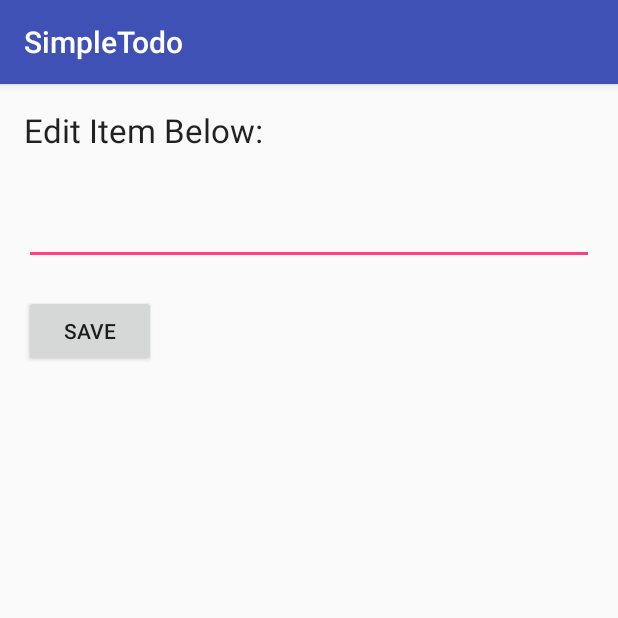
After one commit to leoliu1313/Mow, an Android app: the EditItemActivity screen opened directly, with no data from a screen before it, on a phone screen of 412 x 824 dp, the top half of it. The commit adds this screen. Run offline under Robolectric (Android 15) with nearby library versions, the phone set to English and light mode, and no system bars.

Commit message:
new activity for edit item

```diff
--- a/app/src/main/AndroidManifest.xml
+++ b/app/src/main/AndroidManifest.xml
@@ -1,22 +1,26 @@
 <?xml version="1.0" encoding="utf-8"?>
 <manifest xmlns:android="http://schemas.android.com/apk/res/android"
-    package="com.example.chinyao.simpletodo">
+    package="com.example.chinyao.simpletodo" >
 
     <application
         android:allowBackup="true"
         android:icon="@mipmap/ic_launcher"
         android:label="@string/app_name"
         android:supportsRtl="true"
-        android:theme="@style/AppTheme">
+        android:theme="@style/AppTheme" >
         <activity
             android:name=".MainActivity"
-            android:windowSoftInputMode="stateAlwaysHidden">
+            android:windowSoftInputMode="stateAlwaysHidden" >
             <intent-filter>
                 <action android:name="android.intent.action.MAIN" />
 
                 <category android:name="android.intent.category.LAUNCHER" />
             </intent-filter>
         </activity>
+        <activity
+            android:name=".EditItemActivity"
+            android:windowSoftInputMode="stateAlwaysVisible" >
+        </activity>
     </application>
 
 </manifest>
--- /dev/null
+++ b/app/src/main/java/com/example/chinyao/simpletodo/EditItemActivity.java
@@ -0,0 +1,22 @@
+package com.example.chinyao.simpletodo;
+
+import android.support.v7.app.AppCompatActivity;
+import android.os.Bundle;
+import android.widget.EditText;
+
+public class EditItemActivity extends AppCompatActivity {
+
+    EditText editText;
+
+    @Override
+    protected void onCreate(Bundle savedInstanceState) {
+        super.onCreate(savedInstanceState);
+        setContentView(R.layout.activity_edit_item);
+
+        int position = getIntent().getIntExtra("position", -1);
+        String content = getIntent().getStringExtra("content");
+
+        editText = (EditText) findViewById(R.id.editText);
+        editText.setText(content);
+    }
+}
--- a/app/src/main/java/com/example/chinyao/simpletodo/MainActivity.java
+++ b/app/src/main/java/com/example/chinyao/simpletodo/MainActivity.java
@@ -1,6 +1,7 @@
 package com.example.chinyao.simpletodo;
 
 import android.content.Context;
+import android.content.Intent;
 import android.os.Bundle;
 import android.support.v7.app.AppCompatActivity;
 import android.view.View;
@@ -9,6 +10,7 @@ import android.widget.AdapterView;
 import android.widget.ArrayAdapter;
 import android.widget.EditText;
 import android.widget.ListView;
+import android.widget.TextView;
 import android.widget.Toast;
 
 import org.apache.commons.io.FileUtils;
@@ -25,6 +27,8 @@ public class MainActivity extends AppCompatActivity {
 
     ArrayList<String> items;
     ArrayAdapter<String> itemsAdapter; // connect ArrayList and ListView
+
+    private final int REQUEST_CODE = 5566;
 
     @Override
     protected void onCreate(Bundle savedInstanceState) {
@@ -59,7 +63,22 @@ public class MainActivity extends AppCompatActivity {
                 }
         );
 
-        Toast.makeText(this, "Version 2016.06.17.14.52", Toast.LENGTH_SHORT).show();
+        lvItems.setOnItemClickListener(
+                new AdapterView.OnItemClickListener() {
+                    @Override
+                    public void onItemClick(AdapterView<?> adapter,
+                                                   View item,
+                                                   int position,
+                                                   long id) {
+                        Intent i = new Intent(MainActivity.this, EditItemActivity.class);
+                        i.putExtra("position", position);
+                        i.putExtra("content", ((TextView) item).getText().toString());
+                        startActivityForResult(i, REQUEST_CODE);
+                    }
+                }
+        );
+
+        Toast.makeText(this, "Version 2016.06.17.16.24", Toast.LENGTH_SHORT).show();
     }
 
     public void onAddItem(View view) {
--- /dev/null
+++ b/app/src/main/res/layout/activity_edit_item.xml
@@ -0,0 +1,47 @@
+<?xml version="1.0" encoding="utf-8"?>
+<RelativeLayout
+    xmlns:android="http://schemas.android.com/apk/res/android"
+    xmlns:tools="http://schemas.android.com/tools"
+    android:layout_width="match_parent"
+    android:layout_height="match_parent"
+    android:paddingLeft="@dimen/activity_horizontal_margin"
+    android:paddingRight="@dimen/activity_horizontal_margin"
+    android:paddingTop="@dimen/activity_vertical_margin"
+    android:paddingBottom="@dimen/activity_vertical_margin"
+    tools:context="com.example.chinyao.simpletodo.EditItemActivity">
+
+    <TextView
+        android:layout_width="wrap_content"
+        android:layout_height="wrap_content"
+        android:textAppearance="?android:attr/textAppearanceLarge"
+        android:text="@string/editItemMsg"
+        android:id="@+id/editItemMsg"
+        android:layout_alignParentTop="true"
+        android:layout_alignParentLeft="true"
+        android:layout_alignParentStart="true"
+        android:layout_alignParentRight="true"
+        android:layout_alignParentEnd="true" />
+
+    <EditText
+        android:layout_width="wrap_content"
+        android:layout_height="wrap_content"
+        android:inputType="textMultiLine"
+        android:ems="10"
+        android:id="@+id/editText"
+        android:layout_below="@+id/editItemMsg"
+        android:layout_alignParentLeft="true"
+        android:layout_alignParentStart="true"
+        android:layout_marginTop="30dp"
+        android:layout_alignParentRight="true"
+        android:layout_alignParentEnd="true" />
+
+    <Button
+        android:layout_width="wrap_content"
+        android:layout_height="wrap_content"
+        android:text="@string/saveButton"
+        android:id="@+id/saveButton"
+        android:layout_below="@+id/editText"
+        android:layout_alignParentLeft="true"
+        android:layout_alignParentStart="true"
+        android:layout_marginTop="20dp" />
+</RelativeLayout>
--- a/app/src/main/res/values/strings.xml
+++ b/app/src/main/res/values/strings.xml
@@ -2,4 +2,6 @@
     <string name="app_name">SimpleTodo</string>
     <string name="add">Add</string>
     <string name="add_item">Add a new item...</string>
+    <string name="editItemMsg">Edit Item Below:</string>
+    <string name="saveButton">Save</string>
 </resources>
```
